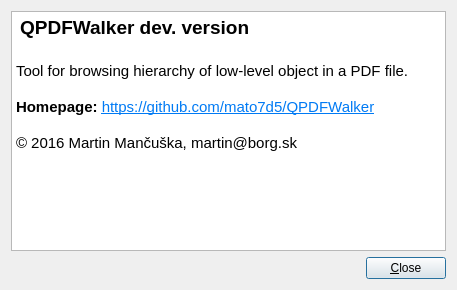
Above: src/aboutdialog.ui from mato7d5/QPDFWalker before the change. Below: the same form after it.
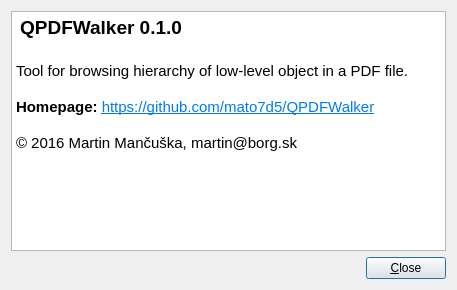
That is the form after the change. Icons and pictures are not drawn.

```diff
--- a/src/aboutdialog.ui
+++ b/src/aboutdialog.ui
@@ -39,7 +39,7 @@
 &lt;html&gt;&lt;head&gt;&lt;meta name=&quot;qrichtext&quot; content=&quot;1&quot; /&gt;&lt;style type=&quot;text/css&quot;&gt;
 p, li { white-space: pre-wrap; }
 &lt;/style&gt;&lt;/head&gt;&lt;body style=&quot; font-family:'Sans'; font-size:11pt; font-weight:400; font-style:normal;&quot;&gt;
-&lt;p style=&quot; margin-top:0px; margin-bottom:0px; margin-left:0px; margin-right:0px; -qt-block-indent:0; text-indent:0px;&quot;&gt;&lt;img src=&quot;:/icons/app_icon&quot; /&gt; &lt;span style=&quot; font-size:14pt; font-weight:600;&quot;&gt;QPDFWalker dev. version&lt;/span&gt;&lt;/p&gt;
+&lt;p style=&quot; margin-top:0px; margin-bottom:0px; margin-left:0px; margin-right:0px; -qt-block-indent:0; text-indent:0px;&quot;&gt;&lt;img src=&quot;:/icons/app_icon&quot; /&gt; &lt;span style=&quot; font-size:14pt; font-weight:600;&quot;&gt;QPDFWalker 0.1.0&lt;/span&gt;&lt;/p&gt;
 &lt;p style=&quot;-qt-paragraph-type:empty; margin-top:0px; margin-bottom:0px; margin-left:0px; margin-right:0px; -qt-block-indent:0; text-indent:0px; font-size:14pt; font-weight:600;&quot;&gt;&lt;br /&gt;&lt;/p&gt;
 &lt;p style=&quot; margin-top:0px; margin-bottom:0px; margin-left:0px; margin-right:0px; -qt-block-indent:0; text-indent:0px;&quot;&gt;Tool for browsing hierarchy of low-level object in a PDF file.&lt;/p&gt;
 &lt;p style=&quot;-qt-paragraph-type:empty; margin-top:0px; margin-bottom:0px; margin-left:0px; margin-right:0px; -qt-block-indent:0; text-indent:0px;&quot;&gt;&lt;br /&gt;&lt;/p&gt;
```
